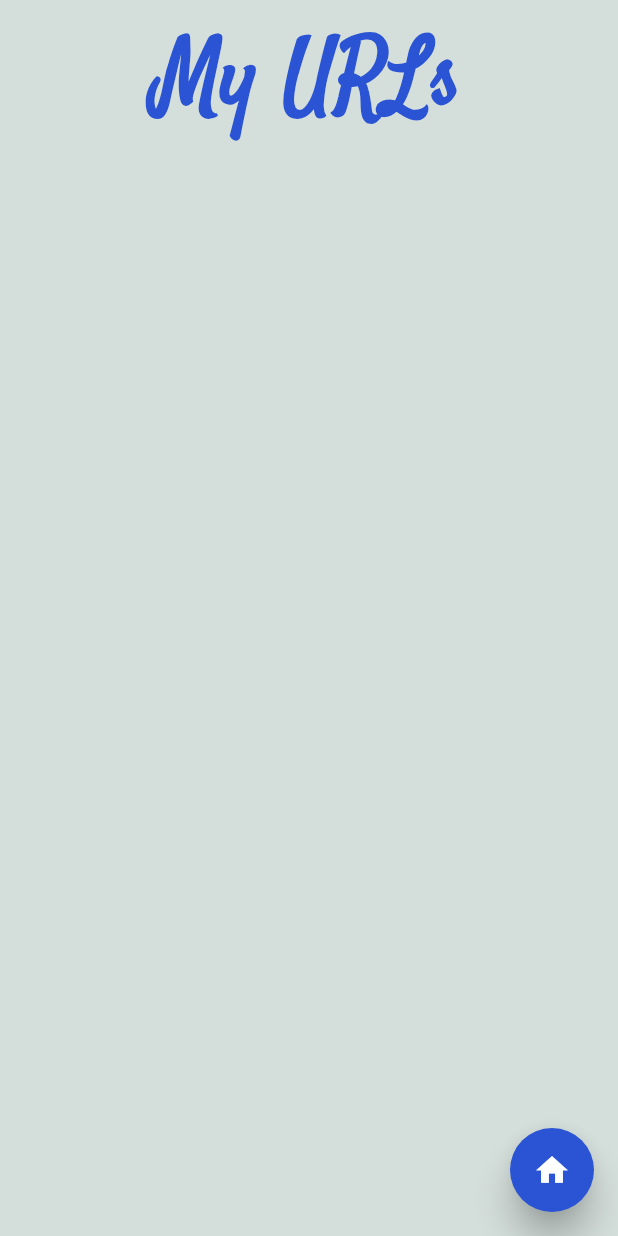
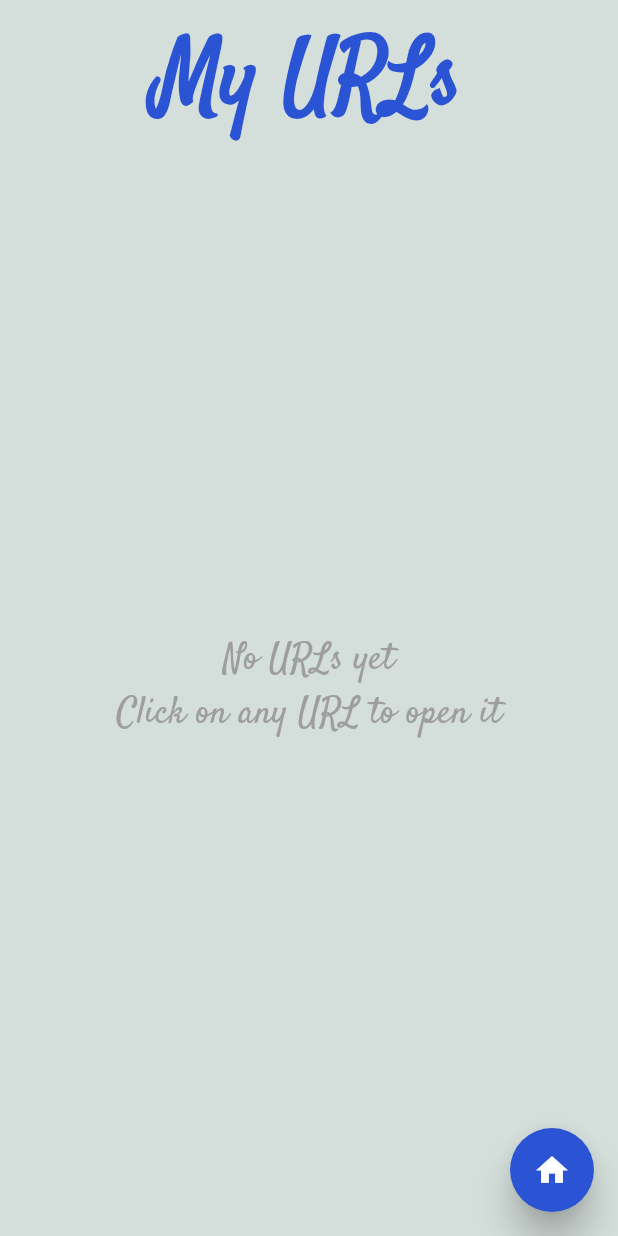
Before and after one commit to Nirbhay-nrb/URL-shortener-app, a Flutter app: the MyUrls screen opened by its route, on a phone screen of 412 x 824 dp. Run offline on Flutter 3.47's test engine with Material 2 defaults, Android fonts, the phone set to English and light mode, and no system bars; our stand-ins replace animated_text_kit.

Commit message:
empty myURLs message added

```diff
--- a/url_shortener_app/lib/screens/url_input_page.dart
+++ b/url_shortener_app/lib/screens/url_input_page.dart
@@ -55,17 +55,15 @@ class _URLinputPageState extends State<URLinputPage> {
         isLoading = false;
       });
     }
-    // } else {
     // showDialog(
     //   context: context,
     //   builder: (context) {
     //     return ErrorBox(
-    //       buttonMessage: 'Try Again',
-    //       errorMessage: urlData.errors[0],
+    //       buttonMessage: 'string',
+    //       errorMessage: 'string',
     //     );
     //   },
     // );
-    // }
   }
 
   @override
@@ -141,12 +139,3 @@ class _URLinputPageState extends State<URLinputPage> {
     );
   }
 }
-
-/*
-  showDialog(
-    context: context,
-    builder: (context) {
-      return ErrorBox();
-    },
-  );
-*/
--- a/url_shortener_app/lib/widgets/listview_builder.dart
+++ b/url_shortener_app/lib/widgets/listview_builder.dart
@@ -11,7 +11,36 @@ class ListOfURLs extends StatelessWidget {
   @override
   Widget build(BuildContext context) {
     List<String> listOfUrls = Provider.of<Urls>(context).getListOfUrls;
-    return ListView.builder(
+    return listOfUrls.length == 0
+        ? SafeArea(
+            child: Expanded(
+              child: Column(
+                crossAxisAlignment: CrossAxisAlignment.center,
+                mainAxisAlignment: MainAxisAlignment.center,
+                children: [
+                  Text(
+                    'No URLs yet',
+                    style: TextStyle(
+                      color: Colors.grey,
+                      fontFamily: 'Satisfy',
+                      fontSize: 25,
+                    ),
+                    textAlign: TextAlign.left,
+                  ),
+                  Text(
+                    'Click on any URL to open it',
+                    style: TextStyle(
+                      color: Colors.grey,
+                      fontFamily: 'Satisfy',
+                      fontSize: 25,
+                    ),
+                    textAlign: TextAlign.left,
+                  ),
+                ],
+              ),
+            ),
+          )
+        : ListView.builder(
             itemBuilder: (context, index) {
               return ListTile(
                 title: GestureDetector(
```
Lines whose indentation alone changed are shown as unchanged.
